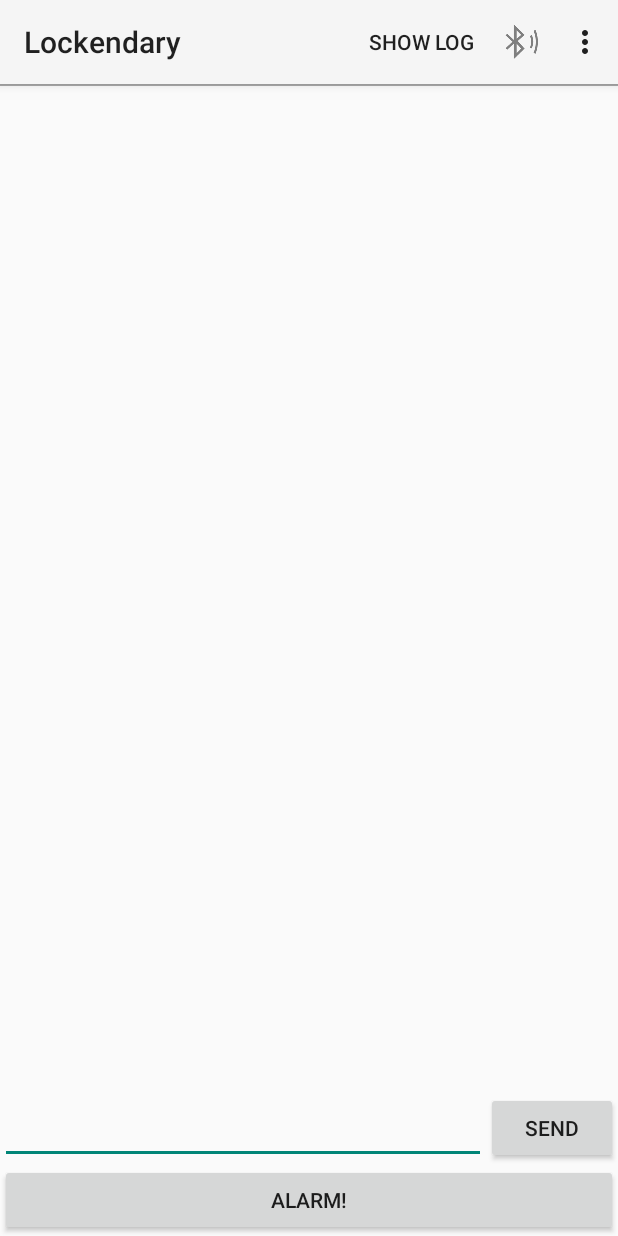
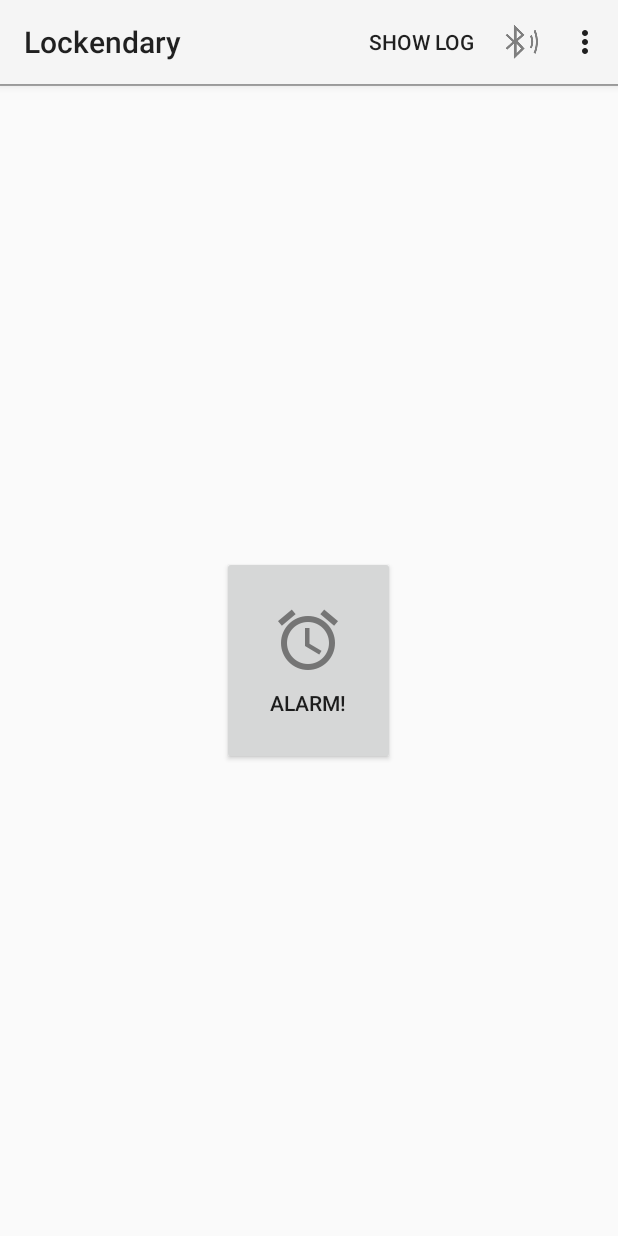
Before and after one commit to joshzngf/Lockendary, an Android app: the screen it shows after launch (MainActivity), on a phone screen of 412 x 824 dp. Run offline under Robolectric (Android 15) with nearby library versions, the phone set to English and light mode, and no system bars.

Commit message:
android app with single button

```diff
--- a/Android/Application/src/main/java/com/example/android/bluetoothchat/BluetoothChatFragment.java
+++ b/Android/Application/src/main/java/com/example/android/bluetoothchat/BluetoothChatFragment.java
@@ -190,9 +190,11 @@ public class BluetoothChatFragment extends Fragment {
                 if(curText.equals(getString(R.string.alarm_bike))){
                     sendMessage("ALARM");
                     mAlarmButton.setText(getString(R.string.stop_alarm));
+                    mAlarmButton.setCompoundDrawablesWithIntrinsicBounds(0, R.drawable.ic_alarm_off_grey600_48dp, 0, 0);
                 }else{
                     sendMessage("STOP");
                     mAlarmButton.setText(getString(R.string.alarm_bike));
+                    mAlarmButton.setCompoundDrawablesWithIntrinsicBounds(0, R.drawable.ic_alarm_grey600_48dp, 0, 0);
                 }
 
             }
--- a/Android/Application/src/main/res/layout/fragment_bluetooth_chat.xml
+++ b/Android/Application/src/main/res/layout/fragment_bluetooth_chat.xml
@@ -25,12 +25,14 @@
         android:layout_height="match_parent"
         android:layout_weight="1"
         android:stackFromBottom="true"
-        android:transcriptMode="alwaysScroll" />
+        android:transcriptMode="alwaysScroll"
+        android:visibility="gone"/>
 
     <LinearLayout
         android:layout_width="match_parent"
         android:layout_height="wrap_content"
-        android:orientation="horizontal" >
+        android:orientation="horizontal"
+        android:visibility="gone">
 
         <EditText
             android:id="@+id/edit_text_out"
@@ -46,9 +48,21 @@
             android:text="@string/send" />
     </LinearLayout>
 
+    <LinearLayout
+        android:layout_width="wrap_content"
+        android:layout_height="0dp"
+        android:layout_weight="1"
+        android:orientation="horizontal"
+        android:layout_gravity="center_horizontal"
+        >
     <Button
         android:id="@+id/button_alarm"
-        android:layout_width="match_parent"
+        android:layout_width="wrap_content"
         android:layout_height="wrap_content"
-        android:text="@string/alarm_bike"/>
+        android:layout_gravity="center|center_horizontal|center_vertical"
+        android:drawableTop="@drawable/ic_alarm_grey600_48dp"
+        android:text="@string/alarm_bike"
+        android:padding="32dp"
+        android:drawablePadding="8dp"/>
+    </LinearLayout>
 </LinearLayout>
```
Also changed, not shown: Android/Application/src/main/res/drawable-hdpi/ic_alarm_grey600_48dp.png (added), Android/Application/src/main/res/drawable-hdpi/ic_alarm_off_grey600_48dp.png (added), Android/Application/src/main/res/drawable-mdpi/ic_alarm_grey600_48dp.png (added), Android/Application/src/main/res/drawable-mdpi/ic_alarm_off_grey600_48dp.png (added), Android/Application/src/main/res/drawable-xhdpi/ic_alarm_grey600_48dp.png (added), Android/Application/src/main/res/drawable-xhdpi/ic_alarm_off_grey600_48dp.png (added), Android/Application/src/main/res/drawable-xxhdpi/ic_alarm_grey600_48dp.png (added), Android/Application/src/main/res/drawable-xxhdpi/ic_alarm_off_grey600_48dp.png (added), Android/Application/src/main/res/drawable-xxxhdpi/ic_alarm_grey600_48dp.png (added), Android/Application/src/main/res/drawable-xxxhdpi/ic_alarm_off_grey600_48dp.png (added), 4 other files.
